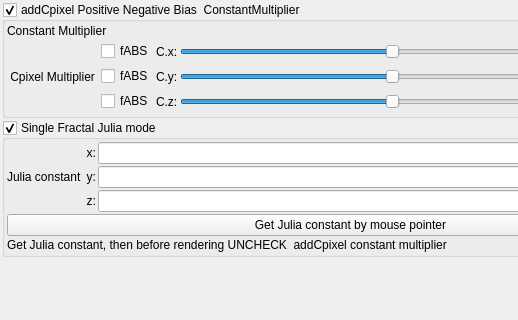
The window that mandelbulber2/qt_data/fractal_transf_add_Cpixel_pos_neg.ui (buddhi1980/mandelbulber2) describes before a commit, drawn with Qt 5; both pictures show x 0 to 518 and y 0 to 320 of the 701 by 476 pixel window.
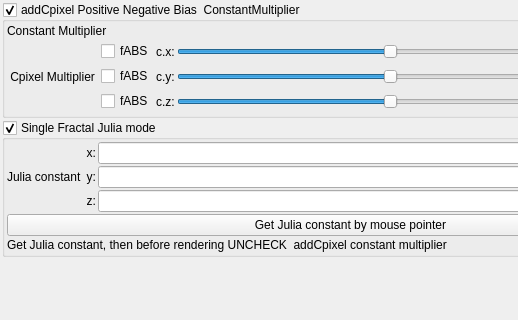
The same window after the commit. Custom widgets are drawn as their Qt base class.

Patch:
```diff
--- a/mandelbulber2/qt_data/fractal_transf_add_Cpixel_pos_neg.ui
+++ b/mandelbulber2/qt_data/fractal_transf_add_Cpixel_pos_neg.ui
@@ -167,7 +167,7 @@
         <item row="1" column="2">
          <widget class="QLabel" name="label_109">
           <property name="text">
-           <string>C.x:</string>
+           <string>c.x:</string>
           </property>
          </widget>
         </item>
@@ -230,14 +230,14 @@
         <item row="2" column="2">
          <widget class="QLabel" name="label_110">
           <property name="text">
-           <string>C.y:</string>
+           <string>c.y:</string>
           </property>
          </widget>
         </item>
         <item row="3" column="2">
          <widget class="QLabel" name="label_111">
           <property name="text">
-           <string>C.z:</string>
+           <string>c.z:</string>
           </property>
          </widget>
         </item>
```
Left out of the diff: 2 changed lines with no effect on the pictures.
